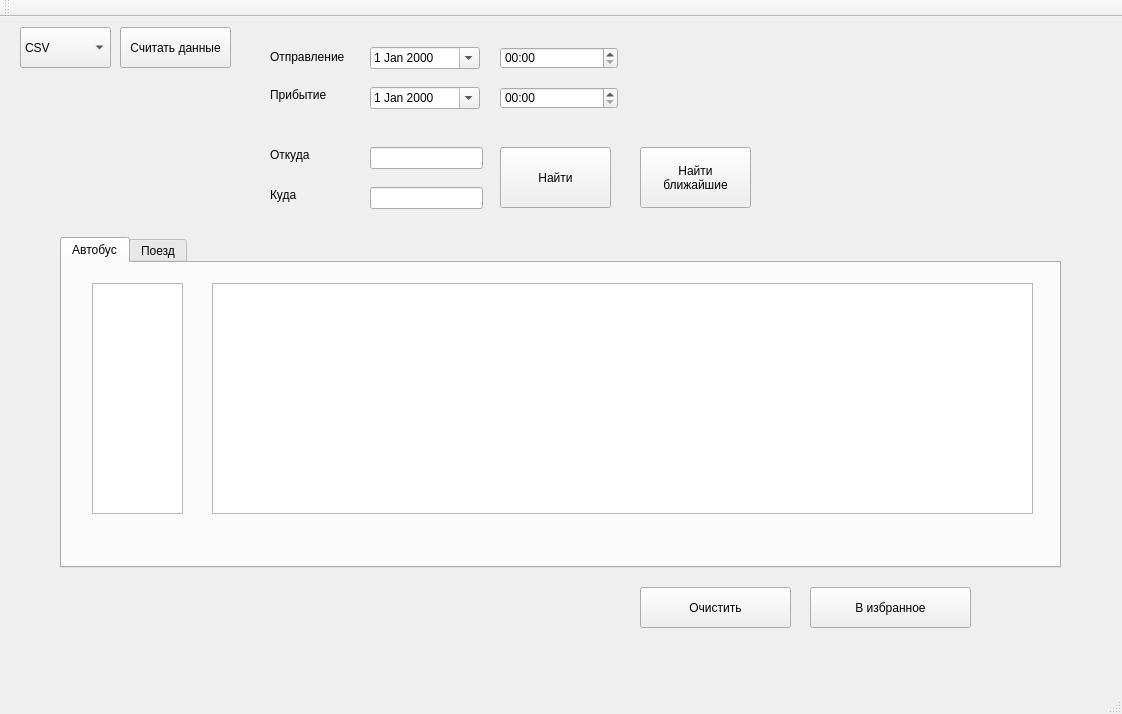
The window that mainwindow.ui (Ivantyaj/QtPatternOne) describes before a commit, drawn with Qt 5.
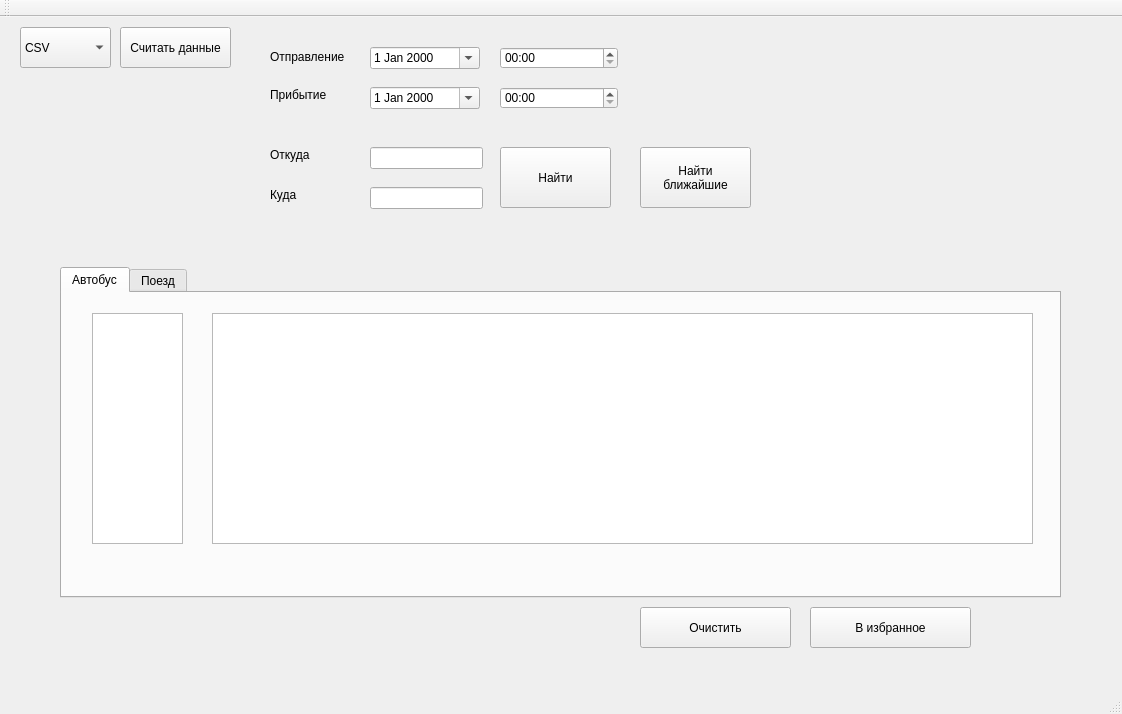
The same window after the commit.

The edit to the form file:
```diff
--- a/mainwindow.ui
+++ b/mainwindow.ui
@@ -51,7 +51,7 @@
     <property name="geometry">
      <rect>
       <x>60</x>
-      <y>220</y>
+      <y>250</y>
       <width>1001</width>
       <height>331</height>
      </rect>
@@ -296,7 +296,7 @@
       <x>810</x>
       <y>10</y>
       <width>281</width>
-      <height>211</height>
+      <height>241</height>
      </rect>
     </property>
     <layout class="QVBoxLayout" name="verticalLayout"/>
@@ -305,7 +305,7 @@
     <property name="geometry">
      <rect>
       <x>810</x>
-      <y>570</y>
+      <y>590</y>
       <width>161</width>
       <height>41</height>
      </rect>
@@ -318,7 +318,7 @@
     <property name="geometry">
      <rect>
       <x>640</x>
-      <y>570</y>
+      <y>590</y>
       <width>151</width>
       <height>41</height>
      </rect>
```
Left out of the diff: 6 changed lines with no effect on the pictures.
